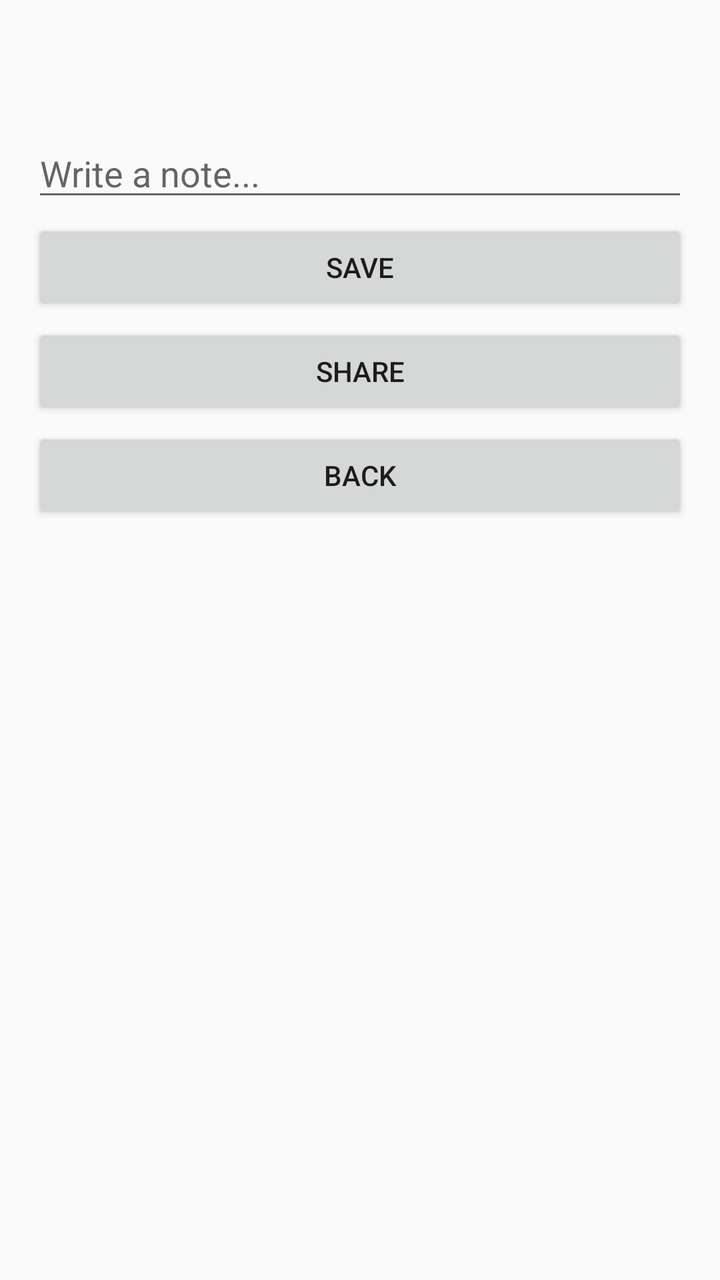
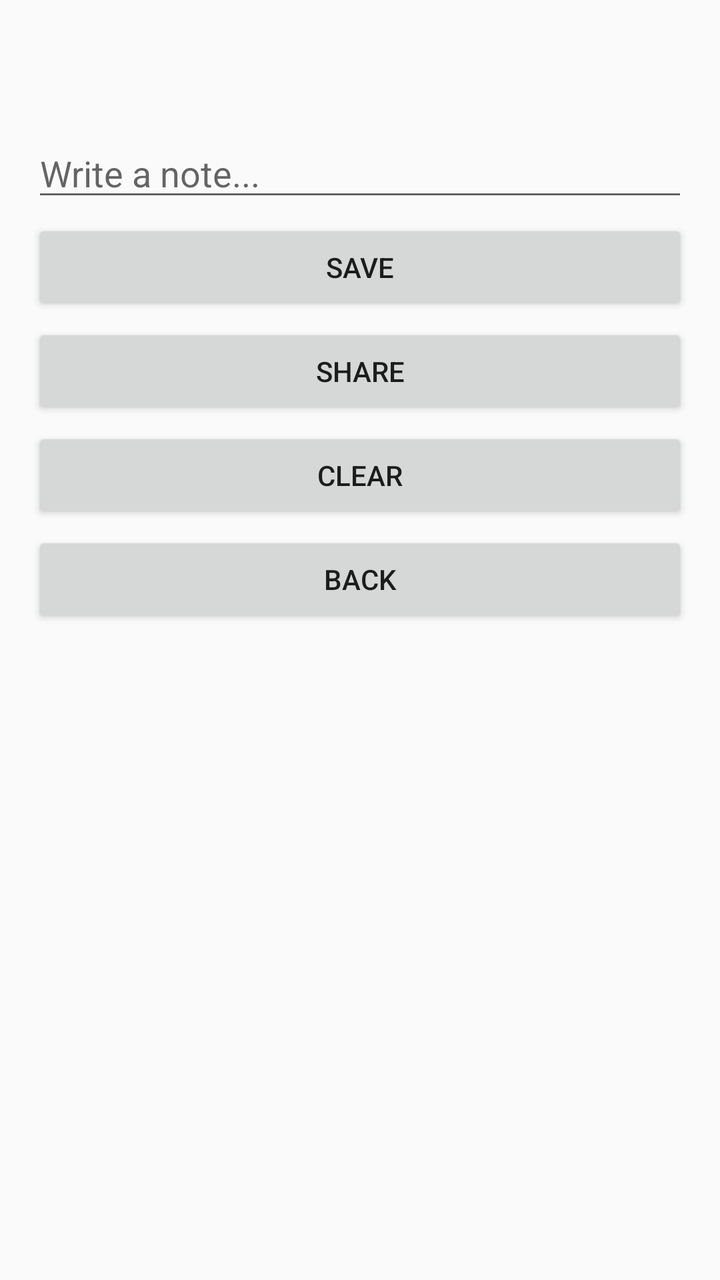

Screens rendered from an Android XML layout before and after an edit, with the pre-edit source and the edit as a unified diff.
<!-- AndroidManifest.xml: application theme Theme.AppCompat.Light -->
<!-- res/layout/activity_notes.xml -->
<?xml version="1.0" encoding="utf-8"?>
<LinearLayout xmlns:android="http://schemas.android.com/apk/res/android"
 android:layout_width="match_parent"
 android:layout_height="match_parent"
 android:orientation="vertical" android:padding="16dp">
 <TextView android:id="@+id/ion_1"
  android:layout_width="wrap_content"
  android:layout_height="wrap_content"
  android:textSize="18sp" android:padding="8dp" />

 <EditText android:id="@+id/ion_2"
  android:layout_width="match_parent"
  android:layout_height="wrap_content"
  android:hint="Write a note..."
  android:layout_marginTop="8dp" />

 <Button android:id="@+id/ion_3"
  android:layout_width="match_parent"
  android:layout_height="wrap_content"
  android:text="Save"
  android:layout_marginTop="4dp" />

 <Button android:id="@+id/ion_4"
  android:layout_width="match_parent"
  android:layout_height="wrap_content"
  android:text="Share"
  android:layout_marginTop="4dp" />

 <Button android:id="@+id/ion_5"
  android:layout_width="match_parent"
  android:layout_height="wrap_content"
  android:text="Back"
  android:layout_marginTop="4dp" />

</LinearLayout>
<!-- resources referenced by this layout -->
<resources>

</resources>

<!-- the commit's change to res/layout/activity_notes.xml (unified diff, before → after) -->
@@ -4,32 +4,38 @@
  android:layout_height="match_parent"
  android:orientation="vertical" android:padding="16dp">
  <TextView android:id="@+id/ion_1"
-  android:layout_width="wrap_content"
-  android:layout_height="wrap_content"
-  android:textSize="18sp" android:padding="8dp" />
+ android:layout_width="wrap_content"
+ android:layout_height="wrap_content"
+ android:textSize="18sp" android:padding="8dp" />
 
  <EditText android:id="@+id/ion_2"
-  android:layout_width="match_parent"
-  android:layout_height="wrap_content"
-  android:hint="Write a note..."
-  android:layout_marginTop="8dp" />
+ android:layout_width="match_parent"
+ android:layout_height="wrap_content"
+ android:hint="Write a note..."
+ android:layout_marginTop="8dp" />
 
  <Button android:id="@+id/ion_3"
-  android:layout_width="match_parent"
-  android:layout_height="wrap_content"
-  android:text="Save"
-  android:layout_marginTop="4dp" />
+ android:layout_width="match_parent"
+ android:layout_height="wrap_content"
+ android:text="Save"
+ android:layout_marginTop="4dp" />
 
  <Button android:id="@+id/ion_4"
-  android:layout_width="match_parent"
-  android:layout_height="wrap_content"
-  android:text="Share"
-  android:layout_marginTop="4dp" />
+ android:layout_width="match_parent"
+ android:layout_height="wrap_content"
+ android:text="Share"
+ android:layout_marginTop="4dp" />
 
  <Button android:id="@+id/ion_5"
-  android:layout_width="match_parent"
-  android:layout_height="wrap_content"
-  android:text="Back"
-  android:layout_marginTop="4dp" />
+ android:layout_width="match_parent"
+ android:layout_height="wrap_content"
+ android:text="Clear"
+ android:layout_marginTop="4dp" />
+
+ <Button android:id="@+id/ion_6"
+ android:layout_width="match_parent"
+ android:layout_height="wrap_content"
+ android:text="Back"
+ android:layout_marginTop="4dp" />
 
 </LinearLayout>
